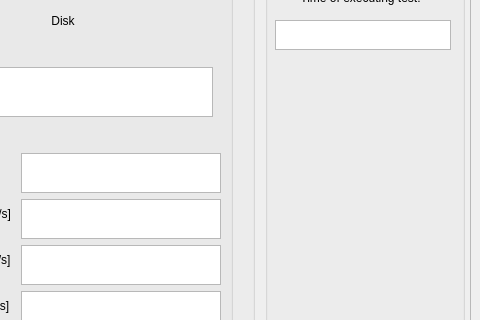
Janders8/resource-monitor, file gui.ui: the form before one commit; both pictures show x 447 to 927 and y 235 to 555 of the 927 by 723 pixel window.
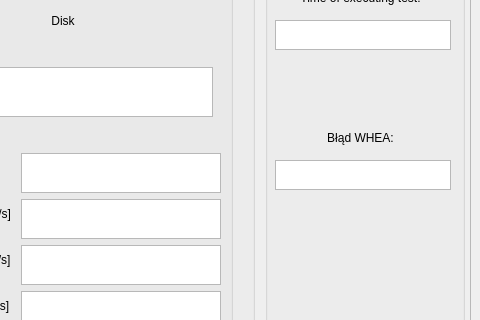
The form after the commit.

Commit message: added WHEA error

The edit to the form file:
```diff
--- a/gui.ui
+++ b/gui.ui
@@ -203,6 +203,41 @@
               <string>&lt;html&gt;&lt;head/&gt;&lt;body&gt;&lt;p align=&quot;center&quot;&gt;Available tests&lt;/p&gt;&lt;/body&gt;&lt;/html&gt;</string>
              </property>
             </widget>
+            <widget class="QLabel" name="label_10">
+             <property name="geometry">
+              <rect>
+               <x>10</x>
+               <y>350</y>
+               <width>171</width>
+               <height>16</height>
+              </rect>
+             </property>
+             <property name="maximumSize">
+              <size>
+               <width>16777215</width>
+               <height>40</height>
+              </size>
+             </property>
+             <property name="text">
+              <string>&lt;html&gt;&lt;head/&gt;&lt;body&gt;&lt;p align=&quot;center&quot;&gt;Błąd WHEA:&lt;/p&gt;&lt;/body&gt;&lt;/html&gt;</string>
+             </property>
+            </widget>
+            <widget class="QTextBrowser" name="textBrowserWHEA">
+             <property name="geometry">
+              <rect>
+               <x>10</x>
+               <y>380</y>
+               <width>176</width>
+               <height>30</height>
+              </rect>
+             </property>
+             <property name="maximumSize">
+              <size>
+               <width>16777215</width>
+               <height>30</height>
+              </size>
+             </property>
+            </widget>
            </widget>
           </item>
           <item row="0" column="0">
```
Left out of the diff: 66 changed lines with no effect on the pictures. The commit also changes 4 other files.
